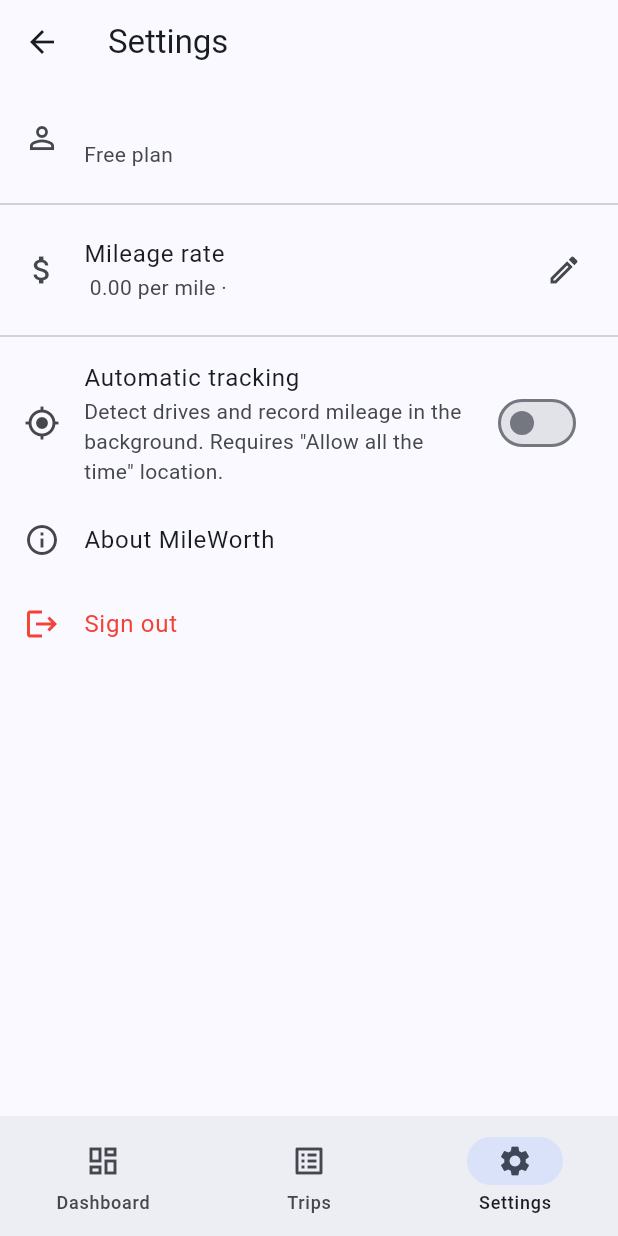
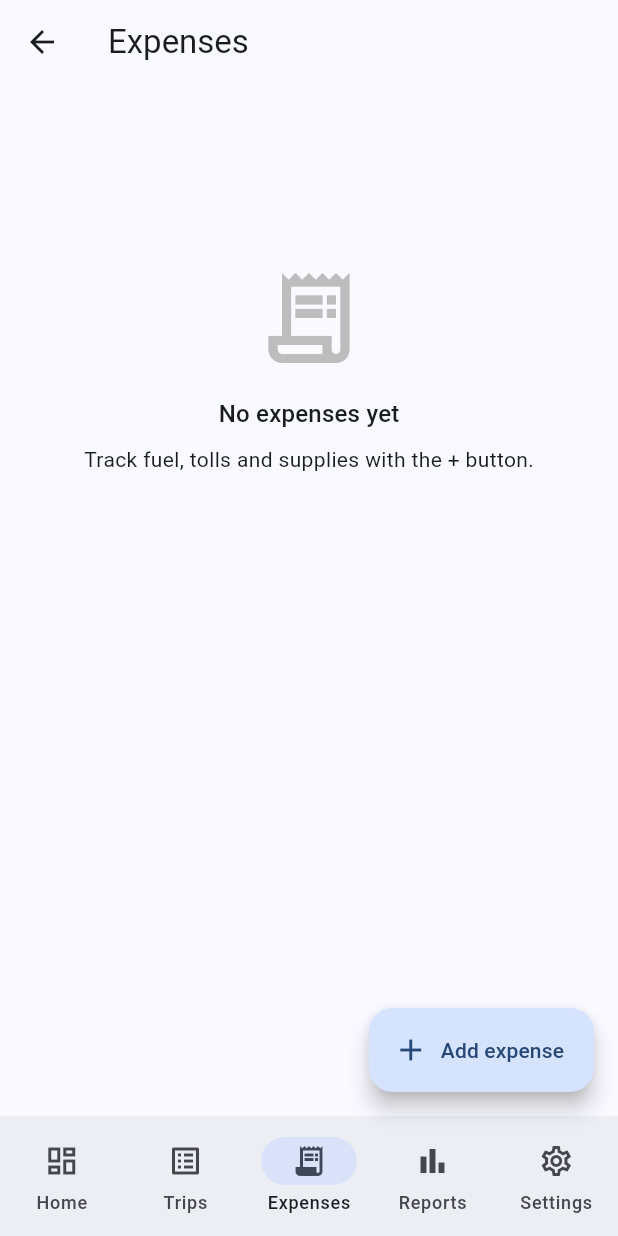
Before and after one commit to Harshit-stack029/MileWorth, a Flutter app: the HomeShell screen opened directly, item 3 of the bottom bar chosen, on a phone screen of 412 x 824 dp. Run offline on Flutter 3.47's test engine with Material 3 defaults, Android fonts, the phone set to English and light mode, and no system bars; our stand-ins replace geolocator, image_picker, share_plus, shared_preferences; accounts and stored records are empty; network calls fail.

Commit message:
Sprint 3: reports, expenses & receipts
Backend:
- Expense CRUD (with base64 receipt support, size-capped)
- Report generation: GET /reports/summary (JSON totals) and
  GET /reports?format=pdf|csv&from=&to= (downloadable PDF via pdfkit + CSV)
- Registered /expenses and /reports routes
- Verified end-to-end against live Atlas: expense create, summary, CSV, PDF

App:
- Expense list + add-expense (vendor, category chips, date, camera/gallery
  receipt capture via image_picker)
- Reports screen: date-range picker, live totals preview, Share PDF / Export
  CSV via OS share sheet (share_plus + path_provider)
- 5-tab navigation (Home/Trips/Expenses/Reports/Settings)
- ApiClient.getBytes for authenticated file download; AppState expense+report APIs

Co-Authored-By: Claude Opus 4.8 (1M context) <noreply@anthropic.com>

```diff
--- /dev/null
+++ b/app/lib/models/expense.dart
@@ -0,0 +1,30 @@
+class Expense {
+  final String id;
+  final DateTime date;
+  final String? vendor;
+  final String? category;
+  final double amount;
+  final String? receiptImageUrl; // data URL or remote URL
+
+  Expense({
+    required this.id,
+    required this.date,
+    required this.amount,
+    this.vendor,
+    this.category,
+    this.receiptImageUrl,
+  });
+
+  bool get hasReceipt => receiptImageUrl != null && receiptImageUrl!.isNotEmpty;
+
+  factory Expense.fromJson(Map<String, dynamic> json) {
+    return Expense(
+      id: json['_id'] as String,
+      date: DateTime.parse(json['date'] as String),
+      vendor: json['vendor'] as String?,
+      category: json['category'] as String?,
+      amount: (json['amount'] as num).toDouble(),
+      receiptImageUrl: json['receiptImageUrl'] as String?,
+    );
+  }
+}
--- /dev/null
+++ b/app/lib/screens/expenses_screen.dart
@@ -0,0 +1,110 @@
+import 'package:flutter/material.dart';
+import 'package:provider/provider.dart';
+
+import '../models/expense.dart';
+import '../state/app_state.dart';
+import '../theme.dart';
+import '../utils/format.dart';
+import 'add_expense_screen.dart';
+
+class ExpensesScreen extends StatefulWidget {
+  const ExpensesScreen({super.key});
+
+  @override
+  State<ExpensesScreen> createState() => _ExpensesScreenState();
+}
+
+class _ExpensesScreenState extends State<ExpensesScreen> {
+  @override
+  void initState() {
+    super.initState();
+    // Load on first open; harmless if already loaded.
+    WidgetsBinding.instance.addPostFrameCallback((_) {
+      context.read<AppState>().fetchExpenses();
+    });
+  }
+
+  @override
+  Widget build(BuildContext context) {
+    final state = context.watch<AppState>();
+    final currency = state.user?.currency ?? 'USD';
+    final total = state.expenses.fold<double>(0, (s, e) => s + e.amount);
+
+    return RefreshIndicator(
+      onRefresh: state.fetchExpenses,
+      child: state.expenses.isEmpty
+          ? ListView(children: [
+              const SizedBox(height: 120),
+              Icon(Icons.receipt_long_outlined, size: 72, color: Colors.grey.shade400),
+              const SizedBox(height: 16),
+              Center(child: Text('No expenses yet', style: Theme.of(context).textTheme.titleMedium)),
+              const SizedBox(height: 8),
+              const Center(child: Text('Track fuel, tolls and supplies with the + button.')),
+            ])
+          : ListView(
+              padding: const EdgeInsets.all(12),
+              children: [
+                Card(
+                  color: AppColors.money.withValues(alpha: 0.08),
+                  child: ListTile(
+                    leading: const Icon(Icons.summarize, color: AppColors.money),
+                    title: const Text('Total expenses'),
+                    trailing: Text(formatMoney(total, currency),
+                        style: const TextStyle(
+                            fontWeight: FontWeight.bold, color: AppColors.money, fontSize: 16)),
+                  ),
+                ),
+                const SizedBox(height: 8),
+                for (final e in state.expenses) _ExpenseTile(expense: e),
+              ],
+            ),
+    );
+  }
+}
+
+class _ExpenseTile extends StatelessWidget {
+  final Expense expense;
+  const _ExpenseTile({required this.expense});
+
+  @override
+  Widget build(BuildContext context) {
+    final state = context.read<AppState>();
+    final currency = state.user?.currency ?? 'USD';
+    return Card(
+      child: ListTile(
+        leading: CircleAvatar(
+          backgroundColor: AppColors.primary.withValues(alpha: 0.12),
+          child: Icon(expense.hasReceipt ? Icons.receipt : Icons.payments_outlined,
+              color: AppColors.primary, size: 20),
+        ),
+        title: Text(expense.vendor ?? 'Expense',
+            style: const TextStyle(fontWeight: FontWeight.w600)),
+        subtitle: Text(
+          '${formatDate(expense.date)}${expense.category != null ? ' · ${expense.category}' : ''}',
+        ),
+        trailing: Text(formatMoney(expense.amount, currency),
+            style: const TextStyle(fontWeight: FontWeight.bold)),
+        onLongPress: () async {
+          final ok = await showDialog<bool>(
+            context: context,
+            builder: (_) => AlertDialog(
+              title: const Text('Delete expense?'),
+              actions: [
+                TextButton(onPressed: () => Navigator.pop(context, false), child: const Text('Cancel')),
+                FilledButton(onPressed: () => Navigator.pop(context, true), child: const Text('Delete')),
+              ],
+            ),
+          );
+          if (ok == true) await state.deleteExpense(expense);
+        },
+      ),
+    );
+  }
+}
+
+/// FAB target used by the home shell.
+void openAddExpense(BuildContext context) {
+  Navigator.of(context).push(
+    MaterialPageRoute(builder: (_) => const AddExpenseScreen()),
+  );
+}
--- a/app/lib/screens/home_shell.dart
+++ b/app/lib/screens/home_shell.dart
@@ -2,6 +2,8 @@ import 'package:flutter/material.dart';
 
 import 'add_trip_screen.dart';
 import 'dashboard_screen.dart';
+import 'expenses_screen.dart';
+import 'reports_screen.dart';
 import 'settings_screen.dart';
 import 'trips_screen.dart';
 
@@ -15,29 +17,50 @@ class HomeShell extends StatefulWidget {
 class _HomeShellState extends State<HomeShell> {
   int _index = 0;
 
-  static const _titles = ['Dashboard', 'Trips', 'Settings'];
-  static const _pages = [DashboardScreen(), TripsScreen(), SettingsScreen()];
+  static const _titles = ['Dashboard', 'Trips', 'Expenses', 'Reports', 'Settings'];
+  static const _pages = [
+    DashboardScreen(),
+    TripsScreen(),
+    ExpensesScreen(),
+    ReportsScreen(),
+    SettingsScreen(),
+  ];
+
+  Widget? _fab() {
+    switch (_index) {
+      case 1: // Trips
+        return FloatingActionButton.extended(
+          onPressed: () => Navigator.of(context).push(
+            MaterialPageRoute(builder: (_) => const AddTripScreen()),
+          ),
+          icon: const Icon(Icons.add),
+          label: const Text('Add trip'),
+        );
+      case 2: // Expenses
+        return FloatingActionButton.extended(
+          onPressed: () => openAddExpense(context),
+          icon: const Icon(Icons.add),
+          label: const Text('Add expense'),
+        );
+      default:
+        return null;
+    }
+  }
 
   @override
   Widget build(BuildContext context) {
     return Scaffold(
       appBar: AppBar(title: Text(_titles[_index])),
       body: _pages[_index],
-      floatingActionButton: _index == 1
-          ? FloatingActionButton.extended(
-              onPressed: () => Navigator.of(context).push(
-                MaterialPageRoute(builder: (_) => const AddTripScreen()),
-              ),
-              icon: const Icon(Icons.add),
-              label: const Text('Add trip'),
-            )
-          : null,
+      floatingActionButton: _fab(),
       bottomNavigationBar: NavigationBar(
         selectedIndex: _index,
         onDestinationSelected: (i) => setState(() => _index = i),
         destinations: const [
-          NavigationDestination(icon: Icon(Icons.dashboard_outlined), selectedIcon: Icon(Icons.dashboard), label: 'Dashboard'),
+          NavigationDestination(icon: Icon(Icons.dashboard_outlined), selectedIcon: Icon(Icons.dashboard), label: 'Home'),
           NavigationDestination(icon: Icon(Icons.list_alt_outlined), selectedIcon: Icon(Icons.list_alt), label: 'Trips'),
+          NavigationDestination(icon: Icon(Icons.receipt_long_outlined), selectedIcon: Icon(Icons.receipt_long), label: 'Expenses'),
+          NavigationDestination(icon: Icon(Icons.bar_chart_outlined), selectedIcon: Icon(Icons.bar_chart), label: 'Reports'),
           NavigationDestination(icon: Icon(Icons.settings_outlined), selectedIcon: Icon(Icons.settings), label: 'Settings'),
         ],
       ),
--- a/app/lib/state/app_state.dart
+++ b/app/lib/state/app_state.dart
@@ -1,5 +1,6 @@
 import 'package:flutter/foundation.dart';
 
+import '../models/expense.dart';
 import '../models/summary.dart';
 import '../models/trip.dart';
 import '../models/user.dart';
@@ -20,6 +21,7 @@ class AppState extends ChangeNotifier {
   AuthStatus status = AuthStatus.unknown;
   AppUser? user;
   List<Trip> trips = [];
+  List<Expense> expenses = [];
   TripSummary summary = TripSummary.empty();
   bool loading = false;
   String? error;
@@ -74,6 +76,7 @@ class AppState extends ChangeNotifier {
     _api.setToken(null);
     user = null;
     trips = [];
+    expenses = [];
     summary = TripSummary.empty();
     status = AuthStatus.signedOut;
     notifyListeners();
@@ -113,6 +116,47 @@ class AppState extends ChangeNotifier {
     await refresh();
   }
 
+  // --- Expenses (Sprint 3) ---
+
+  Future<void> fetchExpenses() async {
+    final res = await _api.get('/expenses');
+    expenses = (res['expenses'] as List)
+        .map((j) => Expense.fromJson(j as Map<String, dynamic>))
+        .toList();
+    notifyListeners();
+  }
+
+  Future<void> addExpense(Map<String, dynamic> payload) async {
+    await _api.post('/expenses', payload);
+    await fetchExpenses();
+  }
+
+  Future<void> deleteExpense(Expense expense) async {
+    await _api.delete('/expenses/${expense.id}');
+    await fetchExpenses();
+  }
+
+  // --- Reports (Sprint 3) ---
+
+  /// Totals for a date range, shown before exporting.
+  Future<Map<String, dynamic>> reportSummary(DateTime from, DateTime to) async {
+    final res = await _api.get(
+      '/reports/summary?from=${_d(from)}&to=${_d(to)}',
+    );
+    return Map<String, dynamic>.from(res['summary'] as Map);
+  }
+
+  /// Download a generated report. format = 'pdf' | 'csv'.
+  Future<Uint8List> downloadReport({
+    required String format,
+    required DateTime from,
+    required DateTime to,
+  }) {
+    return _api.getBytes('/reports?format=$format&from=${_d(from)}&to=${_d(to)}');
+  }
+
+  String _d(DateTime d) => d.toIso8601String().substring(0, 10);
+
   Future<void> updateSettings({double? mileageRate, String? currency}) async {
     final res = await _api.patch('/auth/me/settings', {
       'mileageRate': ?mileageRate,
--- a/app/pubspec.yaml
+++ b/app/pubspec.yaml
@@ -47,6 +47,10 @@ dependencies:
   # GPS location + distance (Sprint 2 auto-tracking). Re-exports AndroidSettings /
   # ForegroundNotificationConfig used for background foreground-service GPS.
   geolocator: ^13.0.1
+  # Sprint 3: receipt capture, report sharing, temp file paths
+  image_picker: ^1.1.2
+  share_plus: ^10.1.2
+  path_provider: ^2.1.4
 
 dev_dependencies:
   flutter_test:
```
Also changed, not shown: app/lib/screens/add_expense_screen.dart (added, +178 -0 lines), app/lib/screens/reports_screen.dart (added, +187 -0 lines), app/lib/services/api_client.dart (+8 -0 lines), 8 other files.
